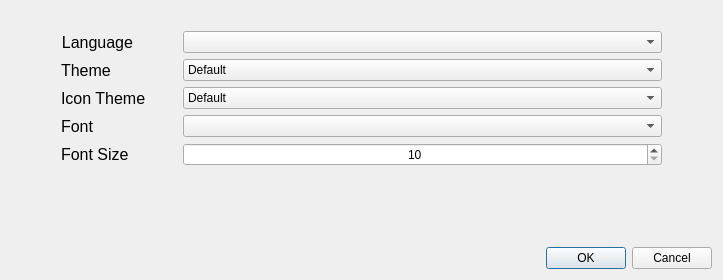
Before: the Qt Designer form Src/settingsdialog.ui in Vivx701/FrameFlow, drawn with Qt 5.
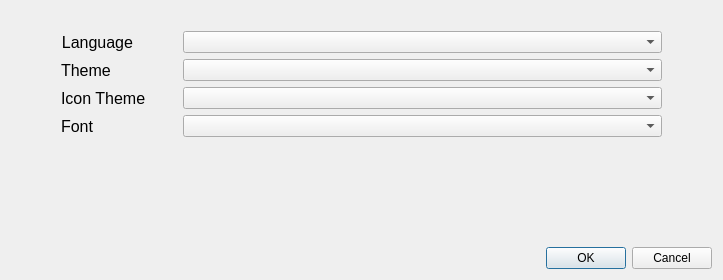
After: the same form once the commit is applied. Icons and pictures are not drawn.

```diff
--- a/Src/settingsdialog.ui
+++ b/Src/settingsdialog.ui
@@ -90,13 +90,7 @@
       </widget>
      </item>
      <item row="1" column="1">
-      <widget class="QComboBox" name="themeList">
-       <item>
-        <property name="text">
-         <string>Default</string>
-        </property>
-       </item>
-      </widget>
+      <widget class="QComboBox" name="themeList"/>
      </item>
      <item row="2" column="0">
       <widget class="QLabel" name="iconThemeLabel">
@@ -111,13 +105,7 @@
       </widget>
      </item>
      <item row="2" column="1">
-      <widget class="QComboBox" name="iconThemeList">
-       <item>
-        <property name="text">
-         <string>Default</string>
-        </property>
-       </item>
-      </widget>
+      <widget class="QComboBox" name="iconThemeList"/>
      </item>
      <item row="3" column="0">
       <widget class="QLabel" name="fontLabel">
@@ -134,40 +122,6 @@
      <item row="3" column="1">
       <widget class="QComboBox" name="fontList"/>
      </item>
-     <item row="4" column="0">
-      <widget class="QLabel" name="fontSizeLabel">
-       <property name="font">
-        <font>
-         <pointsize>12</pointsize>
-        </font>
-       </property>
-       <property name="text">
-        <string>Font Size</string>
-       </property>
-      </widget>
-     </item>
-     <item row="4" column="1">
-      <widget class="QSpinBox" name="fontSize">
-       <property name="wrapping">
-        <bool>false</bool>
-       </property>
-       <property name="frame">
-        <bool>true</bool>
-       </property>
-       <property name="alignment">
-        <set>Qt::AlignCenter</set>
-       </property>
-       <property name="readOnly">
-        <bool>false</bool>
-       </property>
-       <property name="minimum">
-        <number>10</number>
-       </property>
-       <property name="maximum">
-        <number>100</number>
-       </property>
-      </widget>
-     </item>
     </layout>
    </item>
    <item>
```
